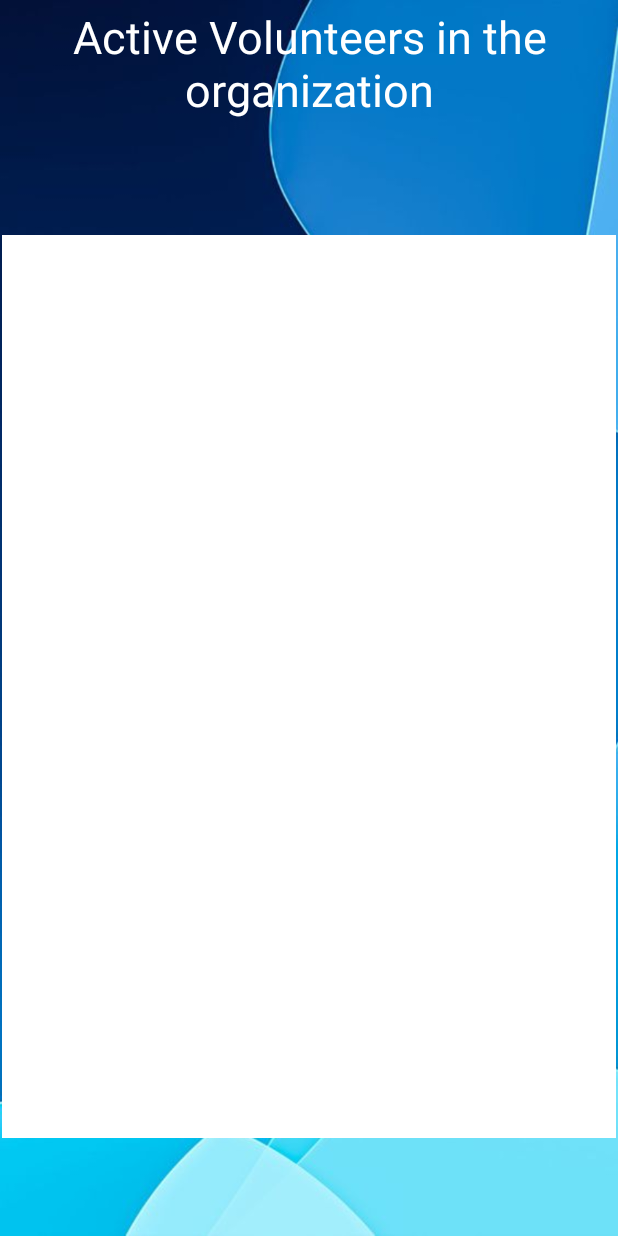
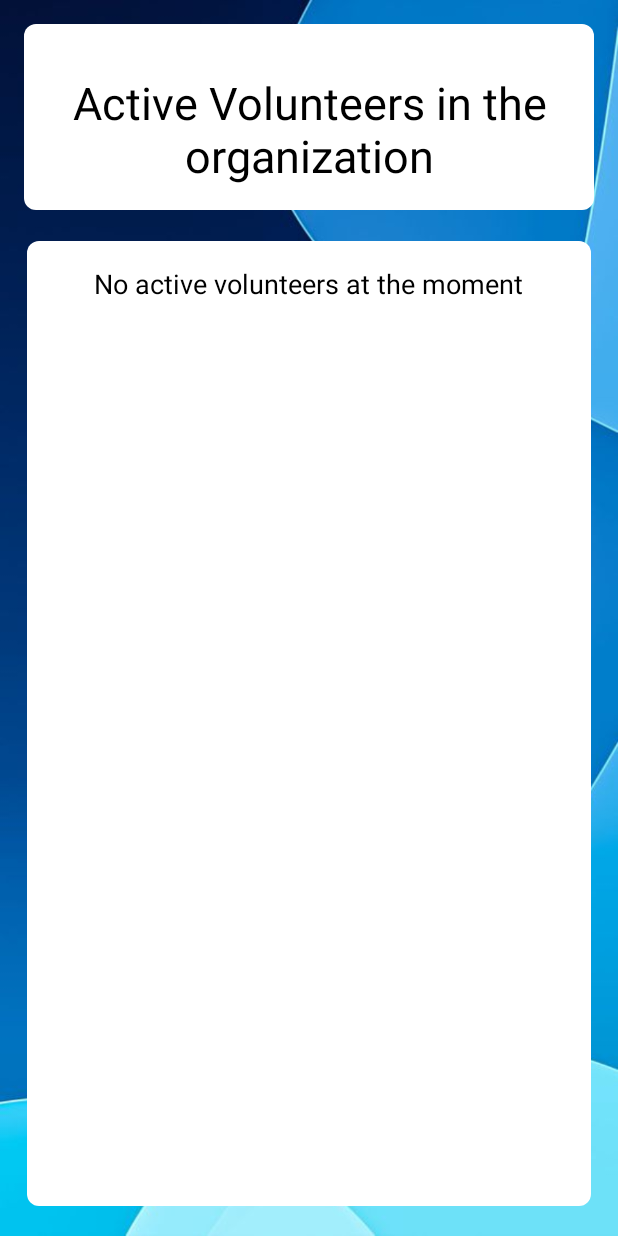
Before and after one commit to ThorisoG/Mvula-Trust-Application, an Android app: the activevolunteers screen opened directly, with no data from a screen before it, on a phone screen of 412 x 824 dp. Run offline under Robolectric (Android 15) with nearby library versions, the phone set to English and light mode, and no system bars.

Commit message:
Added A feature where Administration can view Active volunteers on the database

```diff
--- a/app/src/main/java/com/example/mvulatrustmobileapp/DatabaseHelper.kt
+++ b/app/src/main/java/com/example/mvulatrustmobileapp/DatabaseHelper.kt
@@ -281,10 +281,25 @@ class DatabaseHelper(context: Context?) :
         db.close()
         return result != -1L
     }
-    fun getApprovedVolunteers(): Cursor {
-        val MyDatabase = this.writableDatabase
-        return MyDatabase.rawQuery("SELECT * FROM Volunteer WHERE VolunteerStatus='Approved'", null)
+    fun getApprovedVolunteers(): List<List<String>> {
+        val db = this.readableDatabase
+        val volunteersList = mutableListOf<List<String>>()
+
+        val cursor = db.rawQuery("Select Vname, Program from Volunteer WHERE VolunteerStatus='Approved'", null)
+
+        while (cursor.moveToNext()) {
+            val name = cursor.getString(cursor.getColumnIndex("Vname"))
+            val program = cursor.getString(cursor.getColumnIndex("Program"))
+            val volunteerDetails = listOf(name, program)
+            volunteersList.add(volunteerDetails)
+        }
+
+        cursor.close()
+        db.close()
+
+        return volunteersList
     }
+
 
     companion object {
         const val databaseName = "Sign.db"
--- a/app/src/main/java/com/example/mvulatrustmobileapp/IncomingVolunteers.kt
+++ b/app/src/main/java/com/example/mvulatrustmobileapp/IncomingVolunteers.kt
@@ -50,7 +50,7 @@ class IncomingVolunteers : AppCompatActivity(),AdapterView.OnItemClickListener {
 
         while (cursor.moveToNext()) {
             val name = cursor.getString(cursor.getColumnIndex("Vname"))
-            val id = cursor.getString(cursor.getColumnIndex("Vidnum"))
+            //val id = cursor.getString(cursor.getColumnIndex("Vidnum"))
             //val phone = cursor.getString(cursor.getColumnIndex("Phonenum"))
             //val email = cursor.getString(cursor.getColumnIndex("Email"))
             //val address = cursor.getString(cursor.getColumnIndex("HomeAddress"))
--- a/app/src/main/java/com/example/mvulatrustmobileapp/activevolunteers.kt
+++ b/app/src/main/java/com/example/mvulatrustmobileapp/activevolunteers.kt
@@ -1,31 +1,36 @@
 package com.example.mvulatrustmobileapp
 
+import android.os.Bundle
+import android.widget.TextView
 import androidx.appcompat.app.AppCompatActivity
-import android.os.Bundle
-import android.widget.ListView
-import android.widget.SimpleCursorAdapter
 
 class activevolunteers : AppCompatActivity() {
-
     override fun onCreate(savedInstanceState: Bundle?) {
         super.onCreate(savedInstanceState)
         setContentView(R.layout.activity_activevolunteers)
 
-        val list = findViewById<ListView>(R.id.listview)
+        val activeVol = findViewById<TextView>(R.id.volunteerlist)
 
-        // Create an instance of DatabaseHelper
+        // Initialize your DatabaseHelper
         val dbHelper = DatabaseHelper(this)
 
-        // Get the list of approved volunteers
-        val cursor = dbHelper.getApprovedVolunteers()
+        // Get the list of approved volunteers from the database
+        val approvedVolunteers = dbHelper.getApprovedVolunteers()
 
-        // Define the columns from the cursor to use in the adapter
-        val fromColumns = arrayOf("Vname", "Program")
-        val toViews = intArrayOf(android.R.id.text1, android.R.id.text2)
+        if (approvedVolunteers.isEmpty()) {
+            // If no volunteers are found, set a specific message
+            activeVol.text = "No active volunteers at the moment"
+        } else {
+            // Construct a string to display in the TextView
+            val displayText = StringBuilder()
+            for (volunteer in approvedVolunteers) {
+                val name = volunteer[0]
+                val program = volunteer[1]
+                displayText.append("Name: $name,\n Program: $program\n")
+            }
 
-        // Create the adapter and set it to the ListView
-        val adapter = SimpleCursorAdapter(this, android.R.layout.simple_list_item_2, cursor, fromColumns, toViews, 0)
-        list.adapter = adapter
-
+            // Set the text in the TextView
+            activeVol.text = displayText.toString()
+        }
     }
 }
--- a/app/src/main/res/layout/activity_activevolunteers.xml
+++ b/app/src/main/res/layout/activity_activevolunteers.xml
@@ -7,28 +7,71 @@
     android:background="@drawable/backgroundui"
     tools:context=".activevolunteers">
 
+
+    <androidx.cardview.widget.CardView
+        android:id="@+id/cardView5"
+        android:layout_width="match_parent"
+        android:layout_height="wrap_content"
+        android:layout_margin="16dp"
+        app:cardCornerRadius="8dp"
+        app:layout_constraintEnd_toEndOf="parent"
+        app:layout_constraintStart_toStartOf="parent"
+        app:layout_constraintTop_toTopOf="parent">
+
+        <LinearLayout
+            android:layout_width="match_parent"
+            android:layout_height="match_parent"
+            android:orientation="vertical"
+            android:padding="16dp">
+
+            <!-- Add your existing TextView here -->
             <TextView
                 android:id="@+id/textView45"
-        android:layout_width="321dp"
-        android:layout_height="87dp"
-        android:layout_marginTop="4dp"
+                android:layout_width="match_parent"
+                android:layout_height="match_parent"
+                android:layout_marginTop="16dp"
                 android:text="Active Volunteers in the organization"
                 android:textAlignment="center"
-        android:textColor="@color/white"
+                android:textColor="@color/black"
                 android:textSize="30sp"
                 app:layout_constraintEnd_toEndOf="parent"
                 app:layout_constraintStart_toStartOf="parent"
                 app:layout_constraintTop_toTopOf="parent" />
 
-    <ListView
-        android:id="@+id/listview"
-        android:layout_width="409dp"
-        android:layout_height="602dp"
-        android:background="@color/white"
+        </LinearLayout>
+
+    </androidx.cardview.widget.CardView>
+
+
+    <androidx.cardview.widget.CardView
+        android:layout_width="376dp"
+        android:layout_height="643dp"
+        app:cardCornerRadius="8dp"
         app:layout_constraintBottom_toBottomOf="parent"
         app:layout_constraintEnd_toEndOf="parent"
         app:layout_constraintStart_toStartOf="parent"
-        app:layout_constraintTop_toBottomOf="@+id/textView45"/>
+        app:layout_constraintTop_toBottomOf="@+id/cardView5">
+
+        <LinearLayout
+            android:layout_width="match_parent"
+            android:layout_height="match_parent"
+            android:orientation="vertical"
+            android:padding="16dp">
+
+            <!-- Add your existing TextView here -->
+            <TextView
+                android:id="@+id/volunteerlist"
+                android:layout_width="wrap_content"
+                android:layout_height="wrap_content"
+                android:layout_gravity="center"
+                android:layout_marginBottom="8dp"
+                android:text="No Active Volunteers at the Moment "
+                android:textColor="@color/black"
+                android:textSize="18sp" />
+
+        </LinearLayout>
+
+    </androidx.cardview.widget.CardView>
 
 
 </androidx.constraintlayout.widget.ConstraintLayout>
```
Lines whose indentation alone changed are shown as unchanged.
